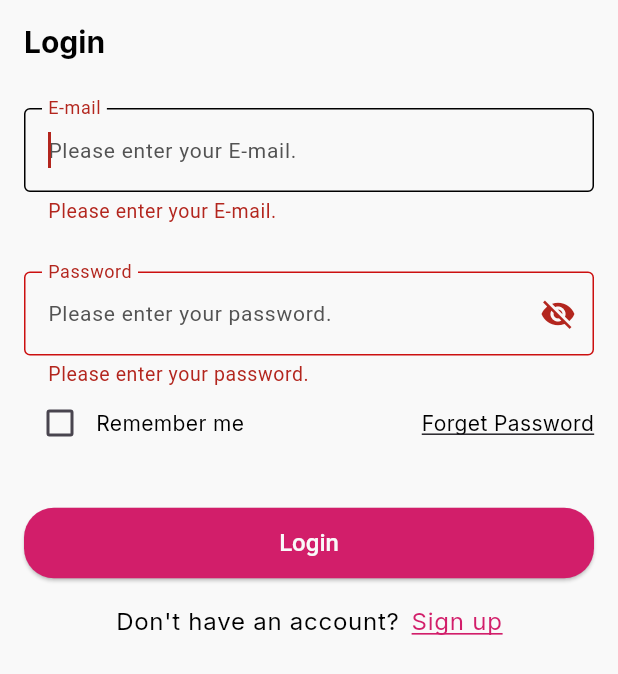
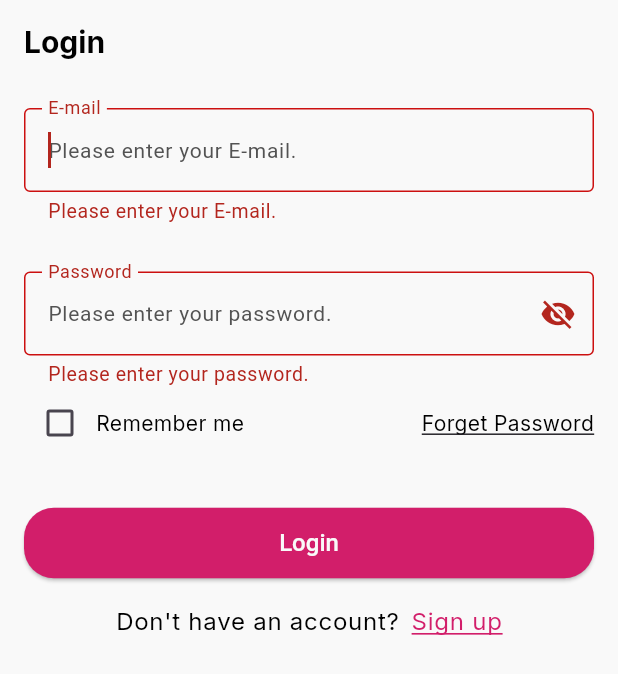
Before and after one commit to Team5-Projects-Advanced-Flutter-Elevate/flower_ecommerce_app_team5, a Flutter app: the screen it shows after launch, after a tap on "Login", on a phone screen of 412 x 824 dp. Shown: the top 674 px of the screen. Run offline on Flutter 3.47's test engine with Material 3 defaults, Android fonts, the phone set to English and light mode, and no system bars; our stand-ins replace bloc, dio, easy_localization, flutter_bloc, flutter_secure_storage, get_it and 4 more; accounts and stored records are empty; generated files the repository leaves out were written again; statements that could not run were skipped.

Commit message:
feat(login) : edite focus border in theming

```diff
--- a/lib/core/themes/app_themes.dart
+++ b/lib/core/themes/app_themes.dart
@@ -103,8 +103,12 @@ abstract class AppThemes {
         borderSide: BorderSide(color: AppColors.red),
         borderRadius: BorderRadius.circular(4),
       ),
-      focusedErrorBorder:
-          OutlineInputBorder(borderRadius: BorderRadius.circular(4)),
+
+      focusedErrorBorder: OutlineInputBorder(
+        borderSide: BorderSide(
+          color: AppColors.red,
+        ),
+      ),
       hintStyle: TextStyle(
         fontSize: 14, // Match your bodyMedium fontSize
         fontWeight: FontWeight.normal, // Match your bodyMedium fontWeight
```
